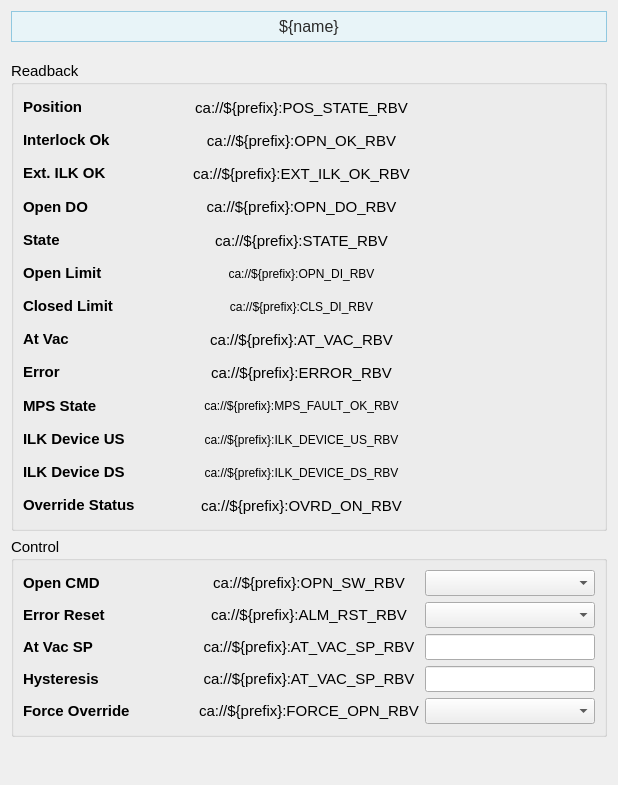
Above: pcdswidgets/screens/vacuum/valves/VGC_expert.ui from pcdshub/pcdswidgets before the change. Below: the same form after it.
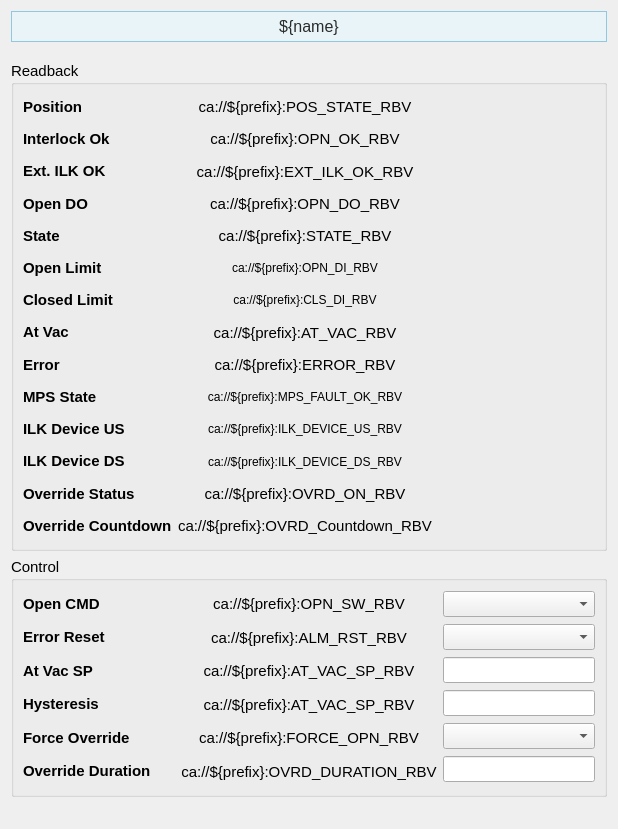
That is the form after the change. Custom widgets are drawn as their Qt base class.

Commit message: Removing VGC_New and adding PVs to existing VGC expert screen

Diff of the .ui file:
```diff
--- a/pcdswidgets/screens/vacuum/valves/VGC_expert.ui
+++ b/pcdswidgets/screens/vacuum/valves/VGC_expert.ui
@@ -7,7 +7,7 @@
     <x>0</x>
     <y>0</y>
     <width>618</width>
-    <height>785</height>
+    <height>829</height>
    </rect>
   </property>
   <property name="sizePolicy">
@@ -80,7 +80,7 @@
      <property name="minimumSize">
       <size>
        <width>0</width>
-       <height>470</height>
+       <height>490</height>
       </size>
      </property>
      <property name="font">
@@ -291,6 +291,21 @@
             </property>
            </widget>
           </item>
+          <item>
+           <widget class="QLabel" name="interlock_ok_label_21">
+            <property name="font">
+             <font>
+              <pointsize>11</pointsize>
+             </font>
+            </property>
+            <property name="styleSheet">
+             <string/>
+            </property>
+            <property name="text">
+             <string>&lt;html&gt;&lt;head/&gt;&lt;body&gt;&lt;p&gt;&lt;span style=&quot; font-weight:600;&quot;&gt;Override Countdown&lt;/span&gt;&lt;/p&gt;&lt;/body&gt;&lt;/html&gt;</string>
+            </property>
+           </widget>
+          </item>
          </layout>
         </item>
         <item>
@@ -588,6 +603,25 @@
             </property>
            </widget>
           </item>
+          <item>
+           <widget class="PyDMLabel" name="PyDMLabel_27">
+            <property name="toolTip">
+             <string/>
+            </property>
+            <property name="text">
+             <string notr="true">ca://${prefix}:OVRD_Countdown_RBV</string>
+            </property>
+            <property name="alignment">
+             <set>Qt::AlignCenter</set>
+            </property>
+            <property name="showUnits">
+             <bool>true</bool>
+            </property>
+            <property name="channel">
+             <string>ca://${prefix}:OVRD_Countdown_RBV</string>
+            </property>
+           </widget>
+          </item>
          </layout>
         </item>
         <item>
@@ -708,7 +742,7 @@
      <property name="minimumSize">
       <size>
        <width>0</width>
-       <height>200</height>
+       <height>240</height>
       </size>
      </property>
      <property name="font">
@@ -719,7 +753,7 @@
      <property name="title">
       <string>Control</string>
      </property>
-     <layout class="QVBoxLayout" name="verticalLayout_15">
+     <layout class="QHBoxLayout" name="horizontalLayout_2">
       <item>
        <layout class="QHBoxLayout" name="horizontalLayout_5" stretch="1,1,1">
         <item>
@@ -799,6 +833,21 @@
             </property>
            </widget>
           </item>
+          <item>
+           <widget class="QLabel" name="interlock_ok_label_20">
+            <property name="font">
+             <font>
+              <pointsize>11</pointsize>
+             </font>
+            </property>
+            <property name="styleSheet">
+             <string/>
+            </property>
+            <property name="text">
+             <string>&lt;html&gt;&lt;head/&gt;&lt;body&gt;&lt;p&gt;&lt;span style=&quot; font-weight:600;&quot;&gt;Override Duration&lt;/span&gt;&lt;/p&gt;&lt;/body&gt;&lt;/html&gt;</string>
+            </property>
+           </widget>
+          </item>
          </layout>
         </item>
         <item>
@@ -949,6 +998,25 @@
             </property>
            </widget>
           </item>
+          <item>
+           <widget class="PyDMLabel" name="PyDMLabel_26">
+            <property name="toolTip">
+             <string/>
+            </property>
+            <property name="text">
+             <string notr="true">ca://${prefix}:OVRD_DURATION_RBV</string>
+            </property>
+            <property name="alignment">
+             <set>Qt::AlignCenter</set>
+            </property>
+            <property name="showUnits">
+             <bool>true</bool>
+            </property>
+            <property name="channel">
+             <string>ca://${prefix}:OVRD_DURATION_RBV</string>
+            </property>
+           </widget>
+          </item>
          </layout>
         </item>
         <item>
@@ -1015,6 +1083,22 @@
             </property>
            </widget>
           </item>
+          <item>
+           <widget class="PyDMLineEdit" name="PyDMLineEdit_3">
+            <property name="toolTip">
+             <string/>
+            </property>
+            <property name="showUnits">
+             <bool>true</bool>
+            </property>
+            <property name="channel">
+             <string>ca://${prefix}:OVRD_DURATION</string>
+            </property>
+            <property name="displayFormat">
+             <enum>PyDMLineEdit::Default</enum>
+            </property>
+           </widget>
+          </item>
          </layout>
         </item>
        </layout>
```
The commit also changes 4 other files.
